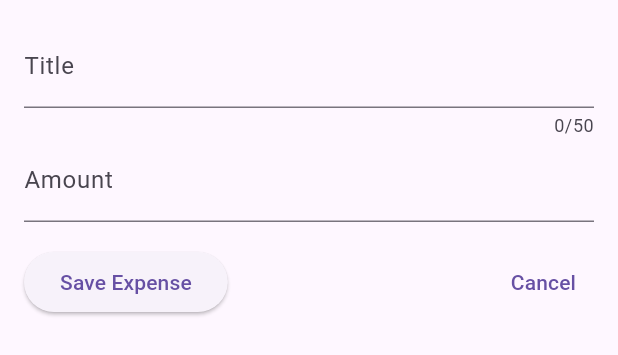
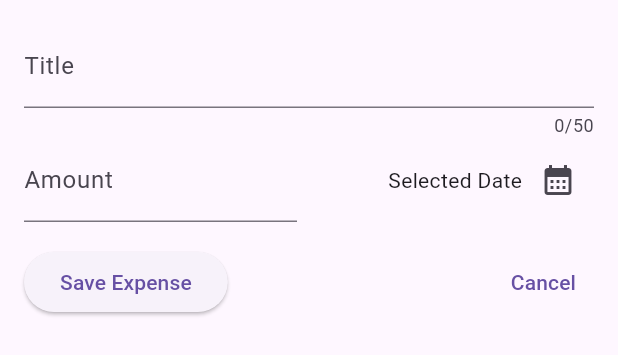
Before and after one commit to qyupaww/expenses-tracker-app, a Flutter app: the NewExpense widget shown alone on an empty page, opened directly, on a phone screen of 412 x 824 dp. Shown: the top 355 px of the screen. Run offline on Flutter 3.47's test engine with Material 3 defaults, Android fonts, the phone set to English and light mode, and no system bars.

Commit message:
feat:datepicker

```diff
--- a/lib/widgets/new_expenses.dart
+++ b/lib/widgets/new_expenses.dart
@@ -10,6 +10,17 @@ class NewExpense extends StatefulWidget {
 class _NewExpenseState extends State<NewExpense> {
   final _titleController = TextEditingController();
   final _amountController = TextEditingController();
+
+  void _presentDatePicker() {
+    final now = DateTime.now();
+    final firstDate = DateTime(now.year - 1, now.month, now.day);
+    final lastDate = DateTime(now.year + 1, now.month, now.day);
+    showDatePicker(
+        context: context,
+        initialDate: now,
+        firstDate: firstDate,
+        lastDate: lastDate);
+  }
 
   @override
   void dispose() {
@@ -31,7 +42,9 @@ class _NewExpenseState extends State<NewExpense> {
               label: Text('Title'),
             ),
           ),
-          TextField(
+          Row(children: [
+            Expanded(
+              child: TextField(
                 controller: _amountController,
                 keyboardType: TextInputType.number,
                 decoration: const InputDecoration(
@@ -39,6 +52,22 @@ class _NewExpenseState extends State<NewExpense> {
                   label: Text('Amount'),
                 ),
               ),
+            ),
+            const SizedBox(width: 16),
+            Expanded(
+              child: Row(
+                mainAxisAlignment: MainAxisAlignment.end,
+                crossAxisAlignment: CrossAxisAlignment.center,
+                children: [
+                  const Text('Selected Date'),
+                  IconButton(
+                    onPressed: _presentDatePicker,
+                    icon: const Icon(Icons.calendar_month),
+                  ),
+                ],
+              ),
+            ),
+          ]),
           SizedBox(height: 16),
           Row(
             children: [
@@ -50,7 +79,12 @@ class _NewExpenseState extends State<NewExpense> {
                 child: const Text('Save Expense'),
               ),
               const Spacer(),
-              TextButton(onPressed: () {}, child: Text('Cancel')),
+              TextButton(
+                onPressed: () {
+                  Navigator.pop(context);
+                },
+                child: Text('Cancel'),
+              ),
             ],
           ),
         ],
```
Lines whose indentation alone changed are shown as unchanged.
